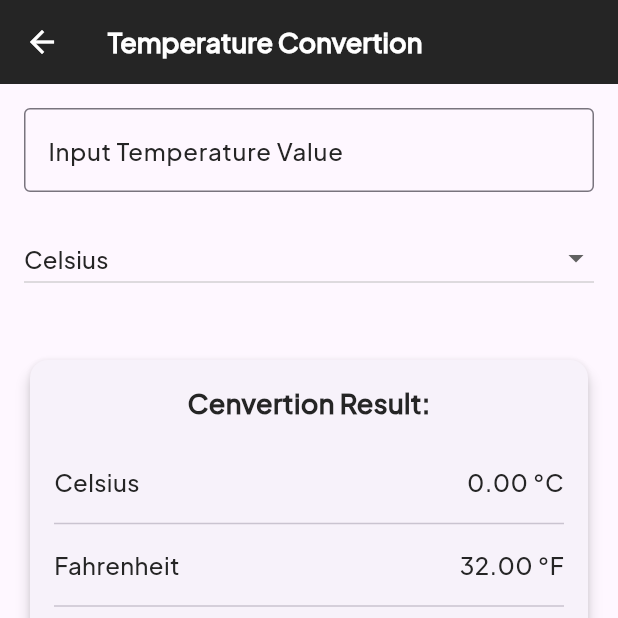
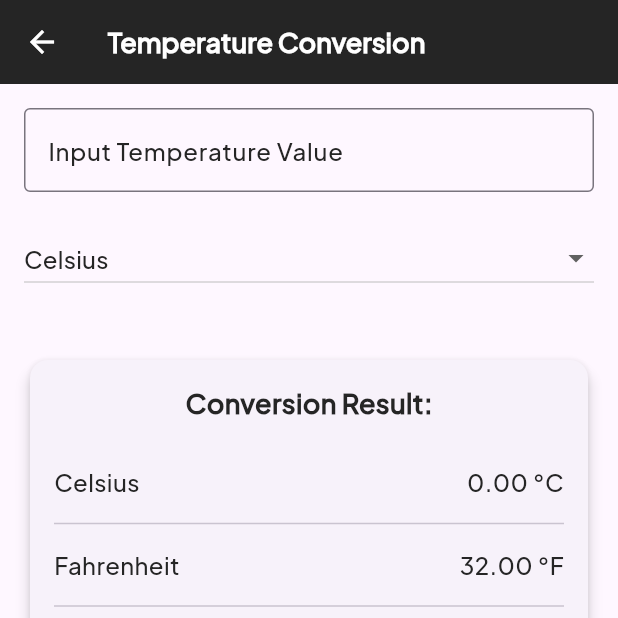
Before and after one commit to dendrickfine/Temperature-Money-BMI-Currency-Conversion-Calculator-To-Do-List-on-Flutter-Mobile-Apps-, a Flutter app: the TemperatureScreen screen opened directly, on a phone screen of 412 x 824 dp, the top half of it. Run offline on Flutter 3.47's test engine with Material 3 defaults, Android fonts, the phone set to English and light mode, and no system bars; our stand-ins replace get, shared_preferences; accounts and stored records are empty.

Commit message:
update temperature conversion

```diff
--- a/lib/screens/temperature_screen.dart
+++ b/lib/screens/temperature_screen.dart
@@ -58,11 +58,12 @@ class _TemperatureScreenState extends State<TemperatureScreen> {
   Widget build(BuildContext context) {
     return Scaffold(
       appBar: AppBar(
-        title: Text('Temperature Convertion', style: TextStyles.titlewhite),
+        title: Text('Temperature Conversion', style: TextStyles.titlewhite),
         backgroundColor: AppColors.arsenalblack,
         iconTheme: const IconThemeData(color: Colors.white),
       ),
-      body: Padding(
+      body: SingleChildScrollView(
+        child: Padding(
           padding: const EdgeInsets.all(16.0),
           child: Column(
             crossAxisAlignment: CrossAxisAlignment.stretch,
@@ -102,7 +103,7 @@ class _TemperatureScreenState extends State<TemperatureScreen> {
                   padding: const EdgeInsets.all(16.0),
                   child: Column(
                     children: [
-                    Text('Cenvertion Result:', style: TextStyles.title),
+                      Text('Conversion Result:', style: TextStyles.title),
                       const SizedBox(height: 20),
                       _buildResultRow('Celsius', _celsius, '°C'),
                       const Divider(),
@@ -114,6 +115,7 @@ class _TemperatureScreenState extends State<TemperatureScreen> {
                 ),
               ),
             ],
+          ),
         ),
       ),
     );
```
Lines whose indentation alone changed are shown as unchanged.
